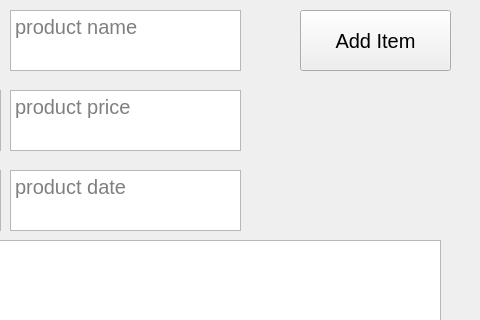
Before: the Qt Designer form widget.ui in Amirbekoni/Ton-ton-ShopMarket, drawn with Qt 5; both pictures show x 230 to 710 and y 0 to 320 of the 710 by 644 pixel window.
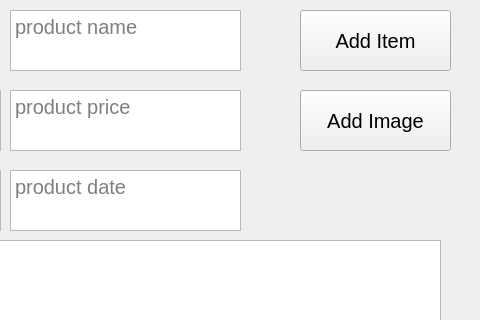
After: the same form once the commit is applied.

```diff
--- a/widget.ui
+++ b/widget.ui
@@ -221,6 +221,24 @@
     <string>product date</string>
    </property>
   </widget>
+  <widget class="QPushButton" name="AddImage">
+   <property name="geometry">
+    <rect>
+     <x>530</x>
+     <y>90</y>
+     <width>151</width>
+     <height>61</height>
+    </rect>
+   </property>
+   <property name="font">
+    <font>
+     <pointsize>15</pointsize>
+    </font>
+   </property>
+   <property name="text">
+    <string>Add Image</string>
+   </property>
+  </widget>
  </widget>
  <resources/>
  <connections/>
```
